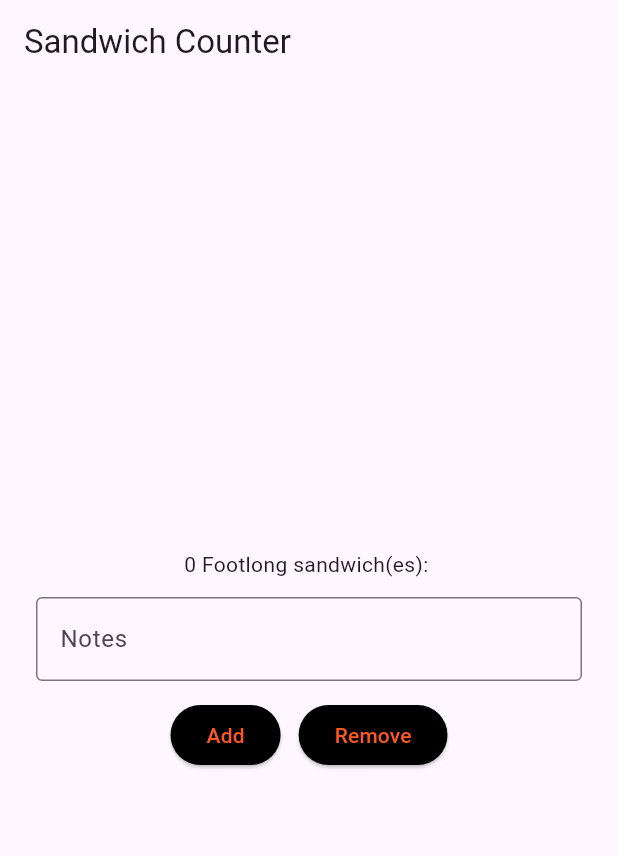
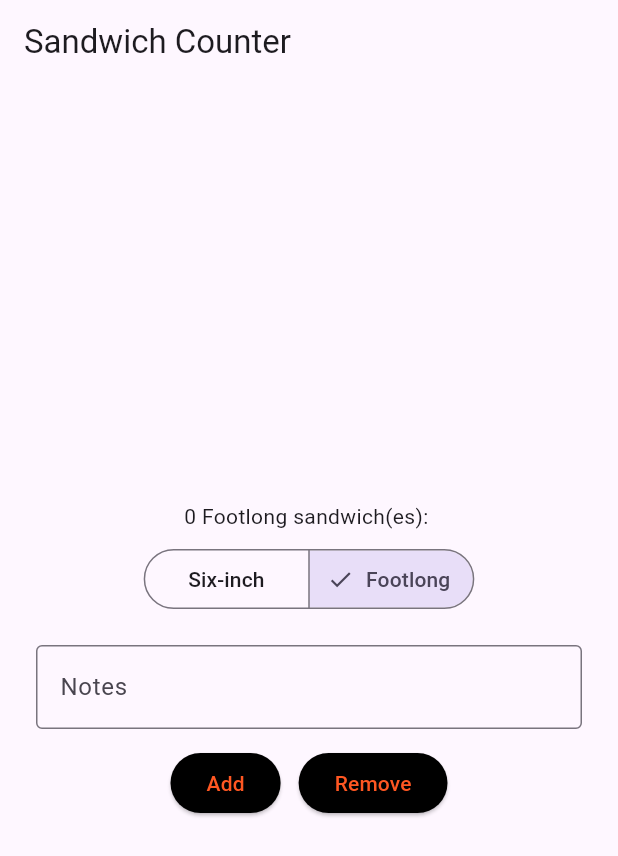
Before and after one commit to Creyas/flutter_application_1, a Flutter app: the screen it shows after launch, on a phone screen of 412 x 824 dp. Shown: the top 856 px of the screen. Run offline on Flutter 3.47's test engine with Material 3 defaults, Android fonts, the phone set to English and light mode, and no system bars.

Commit message:
Add segmented button for sandwich size selection in OrderScreen

```diff
--- a/lib/main.dart
+++ b/lib/main.dart
@@ -31,6 +31,7 @@ class _OrderScreenState extends State<OrderScreen> {
   int _quantity = 0;
   final TextEditingController _noteController = TextEditingController();
   String _note = '';
+  SandwichSize _selectedSize = SandwichSize.footlong;
 
   void _increaseQuantity() {
     if (_quantity < widget.maxQuantity) {
@@ -66,7 +67,32 @@ class _OrderScreenState extends State<OrderScreen> {
         child: Column(
           mainAxisAlignment: MainAxisAlignment.center,
           children: <Widget>[
-            OrderItemDisplay(_quantity, 'Footlong'),
+            OrderItemDisplay(
+              _quantity,
+              _selectedSize == SandwichSize.footlong ? 'Footlong' : 'Six-inch',
+            ),
+            Padding(
+              padding: const EdgeInsets.symmetric(
+                horizontal: 24.0,
+                vertical: 8.0,
+              ),
+              child: SegmentedButton<SandwichSize>(
+                segments: const <ButtonSegment<SandwichSize>>[
+                  ButtonSegment(
+                    value: SandwichSize.sixInch,
+                    label: Text('Six-inch'),
+                  ),
+                  ButtonSegment(
+                    value: SandwichSize.footlong,
+                    label: Text('Footlong'),
+                  ),
+                ],
+                selected: <SandwichSize>{_selectedSize},
+                onSelectionChanged: (Set<SandwichSize> newSelection) {
+                  setState(() => _selectedSize = newSelection.first);
+                },
+              ),
+            ),
             Padding(
               padding: const EdgeInsets.symmetric(
                 horizontal: 24.0,
@@ -135,3 +161,5 @@ class StyledButton extends StatelessWidget {
     );
   }
 }
+
+enum SandwichSize { sixInch, footlong }
```
